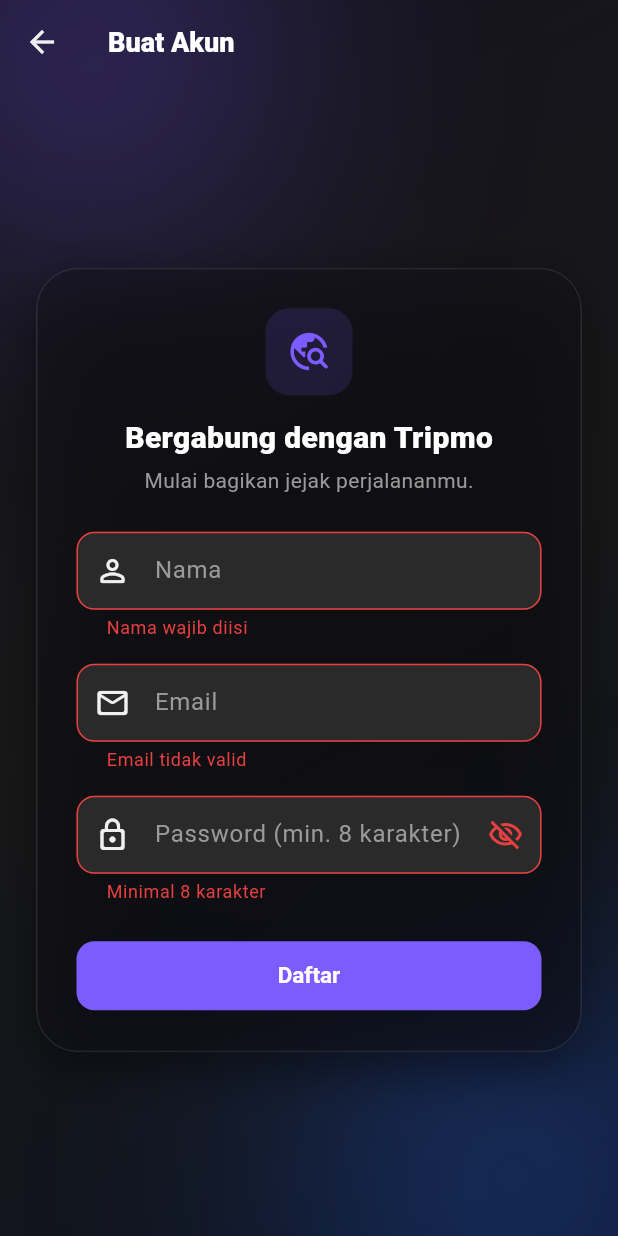
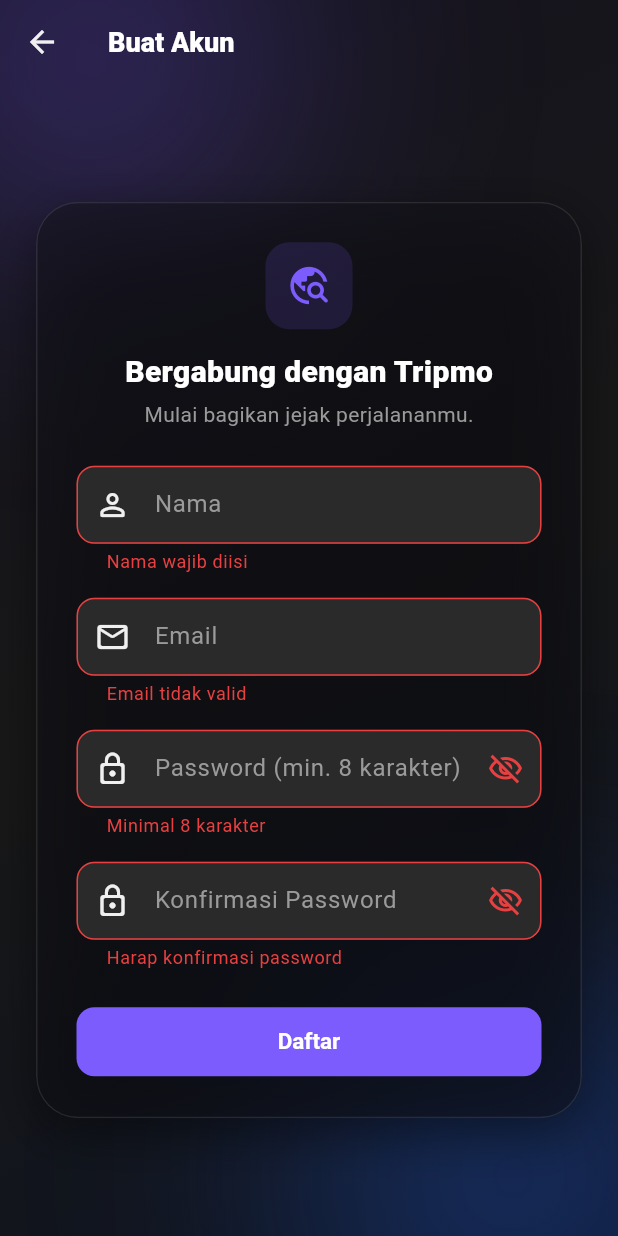
Before and after one commit to Wrrynn/TRON-Mobile, a Flutter app: the RegisterView screen opened directly, after a tap on "Daftar", on a phone screen of 412 x 824 dp. Run offline on Flutter 3.47's test engine with Material 3 defaults, Android fonts, the phone set to English and light mode, and no system bars; our stand-ins replace cached_network_image, flutter_map, image_picker, latlong2, shared_preferences; accounts and stored records are empty; Roboto replaces fonts that are missing (PlusJakartaSans).

Commit message:
update register profile

```diff
--- a/lib/views/auth/register_view.dart
+++ b/lib/views/auth/register_view.dart
@@ -18,6 +18,7 @@
   final _name = TextEditingController();
   final _email = TextEditingController();
   final _password = TextEditingController();
+  final _confirmPassword = TextEditingController();
   bool _obscure = true;
 
   @override
@@ -25,6 +26,7 @@
     _name.dispose();
     _email.dispose();
     _password.dispose();
+    _confirmPassword.dispose();
     super.dispose();
   }
 
@@ -40,9 +42,9 @@
     if (ok) {
       Navigator.of(context).pop(); // kembali; AuthGate sudah autentik
     } else {
-      ScaffoldMessenger.of(context).showSnackBar(
-        SnackBar(content: Text(auth.error ?? 'Registrasi gagal')),
-      );
+      ScaffoldMessenger.of(
+        context,
+      ).showSnackBar(SnackBar(content: Text(auth.error ?? 'Registrasi gagal')));
     }
   }
 
@@ -84,8 +86,9 @@
                             labelText: 'Nama',
                             prefixIcon: Icon(Icons.person_outline_rounded),
                           ),
-                      validator: (v) =>
-                          (v == null || v.trim().isEmpty) ? 'Nama wajib diisi' : null,
+                          validator: (v) => (v == null || v.trim().isEmpty)
+                              ? 'Nama wajib diisi'
+                              : null,
                         ),
                         const SizedBox(height: 16),
                         TextFormField(
@@ -95,8 +98,9 @@
                             labelText: 'Email',
                             prefixIcon: Icon(Icons.mail_outline_rounded),
                           ),
-                      validator: (v) =>
-                          (v == null || !v.contains('@')) ? 'Email tidak valid' : null,
+                          validator: (v) => (v == null || !v.contains('@'))
+                              ? 'Email tidak valid'
+                              : null,
                         ),
                         const SizedBox(height: 16),
                         TextFormField(
@@ -106,14 +110,45 @@
                             labelText: 'Password (min. 8 karakter)',
                             prefixIcon: const Icon(Icons.lock_outline_rounded),
                             suffixIcon: IconButton(
-                          icon: Icon(_obscure
+                              icon: Icon(
+                                _obscure
                                     ? Icons.visibility_off_outlined
-                              : Icons.visibility_outlined),
-                          onPressed: () => setState(() => _obscure = !_obscure),
+                                    : Icons.visibility_outlined,
+                              ),
+                              onPressed: () =>
+                                  setState(() => _obscure = !_obscure),
                             ),
                           ),
-                      validator: (v) =>
-                          (v == null || v.length < 8) ? 'Minimal 8 karakter' : null,
+                          validator: (v) => (v == null || v.length < 8)
+                              ? 'Minimal 8 karakter'
+                              : null,
+                        ),
+                        const SizedBox(height: 16),
+                        TextFormField(
+                          controller: _confirmPassword,
+                          obscureText: _obscure,
+                          decoration: InputDecoration(
+                            labelText: 'Konfirmasi Password',
+                            prefixIcon: const Icon(Icons.lock_outline_rounded),
+                            suffixIcon: IconButton(
+                              icon: Icon(
+                                _obscure
+                                    ? Icons.visibility_off_outlined
+                                    : Icons.visibility_outlined,
+                              ),
+                              onPressed: () =>
+                                  setState(() => _obscure = !_obscure),
+                            ),
+                          ),
+                          validator: (v) {
+                            if (v == null || v.isEmpty) {
+                              return 'Harap konfirmasi password';
+                            }
+                            if (v != _password.text) {
+                              return 'Password tidak cocok';
+                            }
+                            return null;
+                          },
                         ),
                         const SizedBox(height: 24),
                         ElevatedButton(
@@ -123,7 +158,9 @@
                                   height: 20,
                                   width: 20,
                                   child: CircularProgressIndicator(
-                                  strokeWidth: 2, color: Colors.white),
+                                    strokeWidth: 2,
+                                    color: Colors.white,
+                                  ),
                                 )
                               : const Text('Daftar'),
                         ),
@@ -155,14 +192,20 @@
             color: AppColors.purpleBg,
             borderRadius: BorderRadius.circular(16),
           ),
-          child: const Icon(Icons.travel_explore_rounded,
-              color: AppColors.purple, size: 30),
+          child: const Icon(
+            Icons.travel_explore_rounded,
+            color: AppColors.purple,
+            size: 30,
+          ),
         ),
         const SizedBox(height: 14),
         const Text(
           'Bergabung dengan Tripmo',
           style: TextStyle(
-              color: AppColors.white, fontSize: 20, fontWeight: FontWeight.w800),
+            color: AppColors.white,
+            fontSize: 20,
+            fontWeight: FontWeight.w800,
+          ),
         ),
         const SizedBox(height: 4),
         const Text(
```
Lines whose indentation alone changed are shown as unchanged.
